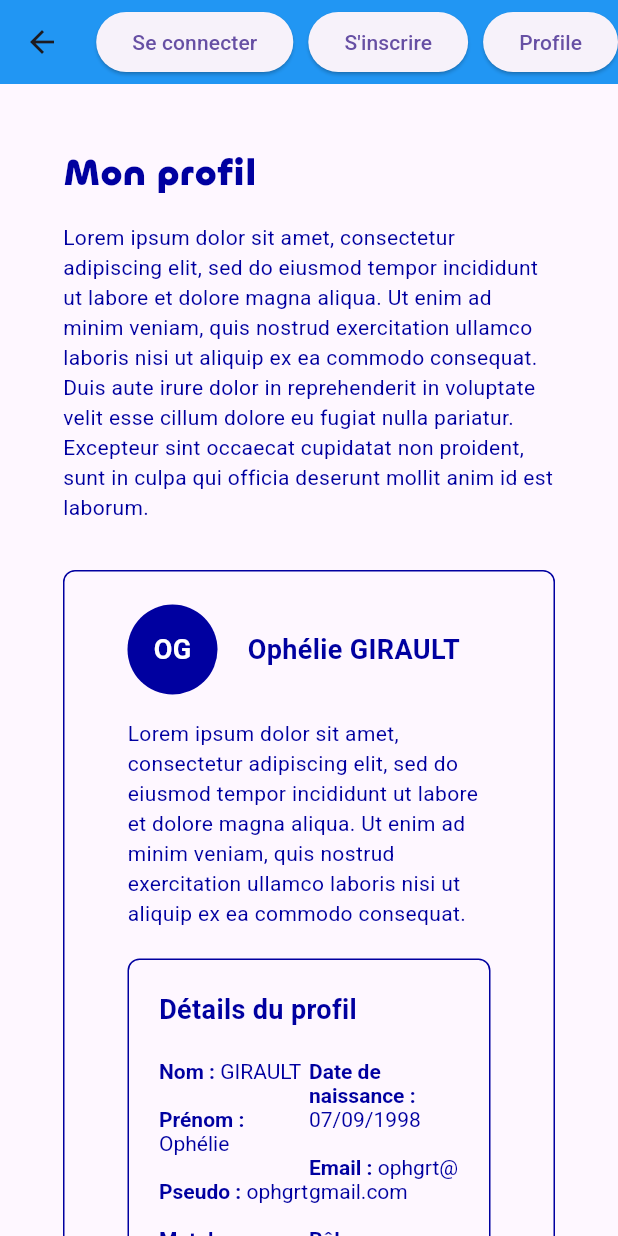
After one commit to SNEUUD/cesi-resources, a Flutter app: the screen it shows after launch, after a tap on "Profile", on a phone screen of 412 x 824 dp. The commit adds this screen. Run offline on Flutter 3.47's test engine with Material 3 defaults, Android fonts, the phone set to English and light mode, and no system bars.

Commit message:
Ajout page profile

```diff
--- a/lib/main.dart
+++ b/lib/main.dart
@@ -10,7 +10,16 @@ class MainApp extends StatelessWidget {
 
   @override
   Widget build(BuildContext context) {
-    return MaterialApp(home: const HomePage());
+    return MaterialApp(
+      theme: ThemeData(
+        fontFamily: 'Roboto',
+        textTheme: const TextTheme(
+          bodyLarge: TextStyle(fontSize: 16, fontWeight: FontWeight.w400),
+          bodyMedium: TextStyle(fontSize: 14, fontWeight: FontWeight.w400),
+          bodySmall: TextStyle(fontSize: 12, fontWeight: FontWeight.w300),
+        ),
+      ),
+      home: const HomePage());
   }
 }
 
--- a/lib/view/layout/header.dart
+++ b/lib/view/layout/header.dart
@@ -1,4 +1,5 @@
 import 'package:flutter/material.dart';
+import 'package:resources/view/profile_view.dart';
 import '../auth/login_view.dart';
 import '../auth/register_view.dart';
 
@@ -36,6 +37,16 @@ class Header extends StatelessWidget implements PreferredSizeWidget {
               },
               child: const Text("S'inscrire"),
             ),
+            const SizedBox(width: 10),
+            ElevatedButton(
+              onPressed: () {
+                Navigator.push(
+                  context,
+                  MaterialPageRoute(builder: (context) => const ProfilePage()),
+                );
+              },
+              child: const Text('Profile'),
+            ),
           ],
         ),
       ],
--- /dev/null
+++ b/lib/view/profile_view.dart
@@ -0,0 +1,489 @@
+import 'package:flutter/material.dart';
+
+import 'layout/header.dart';
+
+class ProfilePage extends StatefulWidget {
+  const ProfilePage({super.key});
+
+  @override
+  State<ProfilePage> createState() => _ProfilePageState();
+}
+
+class _ProfilePageState extends State<ProfilePage> {
+  // État pour contrôler si on est en mode édition ou non
+  bool isEditing = false;
+
+  // Contrôleurs pour les champs de texte
+  late TextEditingController nomController;
+  late TextEditingController prenomController;
+  late TextEditingController pseudoController;
+  late TextEditingController passwordController;
+  late TextEditingController dateNaissanceController;
+  late TextEditingController emailController;
+  late TextEditingController roleController;
+  late TextEditingController sexeController;
+
+  @override
+  void initState() {
+    super.initState();
+    // Initialisation des contrôleurs avec les valeurs actuelles
+    nomController = TextEditingController(text: 'GIRAULT');
+    prenomController = TextEditingController(text: 'Ophélie');
+    pseudoController = TextEditingController(text: 'ophgrt');
+    passwordController = TextEditingController(text: '********');
+    dateNaissanceController = TextEditingController(text: '07/09/1998');
+    emailController = TextEditingController(text: 'ophgrt@gmail.com');
+    roleController = TextEditingController(text: 'Utilisateur');
+    sexeController = TextEditingController(text: 'Femme');
+  }
+
+  @override
+  void dispose() {
+    // Libération des ressources
+    nomController.dispose();
+    prenomController.dispose();
+    pseudoController.dispose();
+    passwordController.dispose();
+    dateNaissanceController.dispose();
+    emailController.dispose();
+    roleController.dispose();
+    sexeController.dispose();
+    super.dispose();
+  }
+
+  // Méthode pour basculer entre les modes visualisation et édition
+  void toggleEditMode() {
+    setState(() {
+      isEditing = !isEditing;
+    });
+  }
+
+  @override
+  Widget build(BuildContext context) {
+    // Valeur de padding horizontal commune pour tous les éléments
+    const double horizontalPadding = 20.0;
+
+    return Scaffold(
+      appBar: const Header(),
+      body: SingleChildScrollView(
+        scrollDirection: Axis.vertical,
+        child: Padding(
+          padding: const EdgeInsets.all(42.0),
+          child: Column(
+            crossAxisAlignment: CrossAxisAlignment.start,
+            children: [
+              // Titre principal
+              const Text(
+                'Mon profil',
+                style: TextStyle(
+                  fontFamily: 'Chillax',
+                  fontSize: 24,
+                  fontWeight: FontWeight.bold,
+                  color: Color(0xFF0000A0), // Bleu foncé
+                ),
+              ),
+              const SizedBox(height: 16),
+              // Paragraphe d'introduction
+              const Text(
+                'Lorem ipsum dolor sit amet, consectetur adipiscing elit, sed do eiusmod tempor incididunt ut labore et dolore magna aliqua. Ut enim ad minim veniam, quis nostrud exercitation ullamco laboris nisi ut aliquip ex ea commodo consequat. Duis aute irure dolor in reprehenderit in voluptate velit esse cillum dolore eu fugiat nulla pariatur. Excepteur sint occaecat cupidatat non proident, sunt in culpa qui officia deserunt mollit anim id est laborum.',
+                style: TextStyle(
+                  fontSize: 14,
+                  color: Color(0xFF0000A0), // Bleu foncé
+                ),
+              ),
+              const SizedBox(height: 32),
+              // Container principal
+              Container(
+                padding: const EdgeInsets.all(22),
+                decoration: BoxDecoration(
+                  border: Border.all(color: const Color(0xFF0000A0)), // Bordure bleue
+                  borderRadius: BorderRadius.circular(8),
+                ),
+                child: Column(
+                  crossAxisAlignment: CrossAxisAlignment.start,
+                  children: [
+                    // Padding pour la section photo et nom
+                    Padding(
+                      padding: const EdgeInsets.symmetric(horizontal: horizontalPadding),
+                      child: Row(
+                        children: [
+                          // Avatar rond bleu
+                          Container(
+                            width: 60,
+                            height: 60,
+                            decoration: const BoxDecoration(
+                              color: Color(0xFF0000A0), // Bleu foncé
+                              shape: BoxShape.circle,
+                            ),
+                            child: const Center(
+                              child: Text(
+                                'OG',
+                                style: TextStyle(
+                                  color: Colors.white,
+                                  fontWeight: FontWeight.bold,
+                                  fontSize: 18,
+                                ),
+                              ),
+                            ),
+                          ),
+                          const SizedBox(width: 20),
+                          // Nom avec style bleu
+                          Text(
+                            '${prenomController.text} ${nomController.text}',
+                            style: TextStyle(
+                              fontSize: 18,
+                              fontWeight: FontWeight.bold,
+                              color: Color(0xFF0000A0), // Bleu foncé
+                            ),
+                          ),
+                        ],
+                      ),
+                    ),
+                    const SizedBox(height: 16),
+                    // Padding pour le texte descriptif
+                    const Padding(
+                      padding: EdgeInsets.symmetric(horizontal: horizontalPadding),
+                      child: Text(
+                        'Lorem ipsum dolor sit amet, consectetur adipiscing elit, sed do eiusmod tempor incididunt ut labore et dolore magna aliqua. Ut enim ad minim veniam, quis nostrud exercitation ullamco laboris nisi ut aliquip ex ea commodo consequat.',
+                        style: TextStyle(
+                          fontSize: 14,
+                          color: Color(0xFF0000A0), // Bleu foncé
+                        ),
+                      ),
+                    ),
+                    const SizedBox(height: 20),
+                    // Container des détails du profil avec padding horizontal
+                    Padding(
+                      padding: const EdgeInsets.symmetric(horizontal: horizontalPadding),
+                      child: ProfileDetailsBox(
+                        isEditing: isEditing,
+                        nomController: nomController,
+                        prenomController: prenomController,
+                        pseudoController: pseudoController,
+                        passwordController: passwordController,
+                        dateNaissanceController: dateNaissanceController,
+                        emailController: emailController,
+                        roleController: roleController,
+                        sexeController: sexeController,
+                        onSave: () {
+                          setState(() {
+                            isEditing = false;
+                            // Ici, vous pourriez également sauvegarder les données
+                            // dans une base de données ou un service d'API
+                            print('Informations enregistrées!');
+                            // Afficher éventuellement un message de confirmation
+                            ScaffoldMessenger.of(context).showSnackBar(
+                              const SnackBar(content: Text('Profil mis à jour avec succès!')),
+                            );
+                          });
+                        },
+                      ),
+                    ),
+                    const SizedBox(height: 20),
+                    // Padding pour les boutons d'action
+                    Padding(
+                      padding: const EdgeInsets.symmetric(horizontal: 100),
+                      child: !isEditing
+                          ? Row(
+                        // Si on n'est pas en mode édition, on garde la Row avec les deux boutons
+                        mainAxisAlignment: MainAxisAlignment.center,
+                        children: [
+                          ElevatedButton(
+                            onPressed: toggleEditMode,
+                            style: ElevatedButton.styleFrom(
+                              backgroundColor: const Color(0xFF0000A0),
+                              foregroundColor: Colors.white,
+                              shape: RoundedRectangleBorder(
+                                borderRadius: BorderRadius.circular(20),
+                              ),
+                              padding: const EdgeInsets.symmetric(horizontal: 20, vertical: 12),
+                            ),
+                            child: const Text('Modifier mon profil'),
+                          ),
+                          const SizedBox(width: 64),
+                          ElevatedButton(
+                            onPressed: () {
+                              showDialog(
+                                context: context,
+                                builder: (BuildContext context) {
+                                  return AlertDialog(
+                                    title: const Text('Supprimer le profil'),
+                                    content: const Text('Êtes-vous sûr de vouloir supprimer votre profil ?'),
+                                    actions: [
+                                      TextButton(
+                                        onPressed: () {
+                                          Navigator.of(context).pop();
+                                        },
+                                        child: const Text('Annuler'),
+                                      ),
+                                      TextButton(
+                                        onPressed: () {
+                                          // Action de suppression ici
+                                          Navigator.of(context).pop();
+                                        },
+                                        child: const Text('Supprimer'),
+                                      ),
+                                    ],
+                                  );
+                                },
+                              );
+                            },
+                            style: ElevatedButton.styleFrom(
+                              backgroundColor: const Color(0xFFE1000F),
+                              foregroundColor: Colors.white,
+                              shape: RoundedRectangleBorder(
+                                borderRadius: BorderRadius.circular(20),
+                              ),
+                              padding: const EdgeInsets.symmetric(horizontal: 20, vertical: 12),
+                            ),
+                            child: const Text('Supprimer mon profil'),
+                          ),
+                        ],
+                      )
+                          : Center(
+                        // Si on est en mode édition, on centre le bouton d'annulation
+                        child: ElevatedButton(
+                          onPressed: () {
+                            setState(() {
+                              isEditing = false;
+                            });
+                          },
+                          style: ElevatedButton.styleFrom(
+                            backgroundColor: const Color(0xFFE1000F),
+                            foregroundColor: Colors.white,
+                            shape: RoundedRectangleBorder(
+                              borderRadius: BorderRadius.circular(20),
+                            ),
+                            padding: const EdgeInsets.symmetric(horizontal: 20, vertical: 12),
+                          ),
+                          child: const Text('< Annuler'),
+                        ),
+                      ),
+                    ),
+                  ],
+                ),
+              ),
+            ],
+          ),
+        ),
+      ),
+    );
+  }
+}
+
+// Widget séparé pour le container des détails du profil
+class ProfileDetailsBox extends StatefulWidget {
+  final bool isEditing;
+  final TextEditingController nomController;
+  final TextEditingController prenomController;
+  final TextEditingController pseudoController;
+  final TextEditingController passwordController;
+  final TextEditingController dateNaissanceController;
+  final TextEditingController emailController;
+  final TextEditingController roleController;
+  final TextEditingController sexeController;
+  final VoidCallback onSave; // Nouvelle fonction callback
+
+  const ProfileDetailsBox({
+    Key? key,
+    required this.isEditing,
+    required this.nomController,
+    required this.prenomController,
+    required this.pseudoController,
+    required this.passwordController,
+    required this.dateNaissanceController,
+    required this.emailController,
+    required this.roleController,
+    required this.sexeController,
+    required this.onSave, // Ajout du paramètre requis
+  }) : super(key: key);
+
+  @override
+  State<ProfileDetailsBox> createState() => _ProfileDetailsBoxState();
+}
+
+class _ProfileDetailsBoxState extends State<ProfileDetailsBox> {
+  @override
+  Widget build(BuildContext context) {
+    return Container(
+      padding: const EdgeInsets.all(20),
+      decoration: BoxDecoration(
+        border: Border.all(color: const Color(0xFF0000A0)), // Bordure bleue
+        borderRadius: BorderRadius.circular(8),
+      ),
+      child: Column(
+        crossAxisAlignment: CrossAxisAlignment.start,
+        children: [
+          // Titre du bloc de détails
+          Row(
+            children: [
+              const Text(
+                'Détails du profil',
+                style: TextStyle(
+                  fontSize: 18,
+                  fontWeight: FontWeight.bold,
+                  color: Color(0xFF0000A0), // Bleu foncé
+                ),
+              ),
+              if (widget.isEditing)
+                const Padding(
+                  padding: EdgeInsets.only(left: 10),
+                  child: Text(
+                    '(Mode édition)',
+                    style: TextStyle(
+                      fontSize: 14,
+                      fontStyle: FontStyle.italic,
+                      color: Color(0xFF0000A0),
+                    ),
+                  ),
+                ),
+            ],
+          ),
+          const SizedBox(height: 20),
+          // Grille de détails en 2 colonnes
+          Row(
+            crossAxisAlignment: CrossAxisAlignment.start,
+            children: [
+              // Colonne de gauche
+              Expanded(
+                child: Column(
+                  crossAxisAlignment: CrossAxisAlignment.start,
+                  children: [
+                    _buildField('Nom : ', widget.nomController, widget.isEditing),
+                    const SizedBox(height: 16),
+                    _buildField('Prénom : ', widget.prenomController, widget.isEditing),
+                    const SizedBox(height: 16),
+                    _buildField('Pseudo : ', widget.pseudoController, widget.isEditing),
+                    const SizedBox(height: 16),
+                    _buildField('Mot de passe : ', widget.passwordController, widget.isEditing, isPassword: true, enabled: false),
+                  ],
+                ),
+              ),
+              // Colonne de droite
+              Expanded(
+                child: Column(
+                  crossAxisAlignment: CrossAxisAlignment.start,
+                  children: [
+                    _buildField('Date de naissance : ', widget.dateNaissanceController, widget.isEditing, enabled: false),
+                    const SizedBox(height: 16),
+                    _buildField('Email : ', widget.emailController, widget.isEditing),
+                    const SizedBox(height: 16),
+                    _buildField('Rôle : ', widget.roleController, widget.isEditing, enabled: false),
+                    const SizedBox(height: 16),
+                    _buildField('Sexe : ', widget.sexeController, widget.isEditing, enabled: false),
+                  ],
+                ),
+              ),
+            ],
+          ),
+          if (widget.isEditing)
+            Column(
+              crossAxisAlignment: CrossAxisAlignment.start,
+              children: [
+                const SizedBox(height: 20),
+                const Text(
+                  'Modification de votre mot de passe',
+                  style: TextStyle(
+                    fontSize: 18,
+                    fontWeight: FontWeight.bold,
+                    color: Color(0xFF0000A0), // Bleu foncé
+                  ),
+                ),
+                const SizedBox(height: 10),
+                _buildField('Ancien mot de passe : ', TextEditingController(), true, isPassword: true),
+                const SizedBox(height: 10),
+                _buildField('Nouveau mot de passe : ', TextEditingController(), true, isPassword: true),
+                const SizedBox(height: 10),
+                _buildField('Confirmer le mot de passe : ', TextEditingController(), true, isPassword: true),
+                const SizedBox(height: 20),
+                Center(
+                  child: ElevatedButton(
+                    onPressed: () {
+                      widget.onSave();
+                    },
+                    style: ElevatedButton.styleFrom(
+                      backgroundColor: const Color(0xFF0000A0), // Fond bleu foncé
+                      foregroundColor: Colors.white, // Texte blanc
+                      shape: RoundedRectangleBorder(
+                        borderRadius: BorderRadius.circular(20),
+                      ),
+                      padding: const EdgeInsets.symmetric(horizontal: 20, vertical: 12),
+                    ),
+                    child: const Text('Enregistrer les informations'),
+                  ),
+                ),
+              ],
+            ),
+        ],
+      ),
+    );
+  }
+
+  // Méthode pour construire un champ (lecture ou édition selon le mode)
+  Widget _buildField(String label, TextEditingController controller, bool isEditing, {bool isPassword = false, bool enabled = true}) {
+    if (isEditing) {
+      return Row(
+        crossAxisAlignment: CrossAxisAlignment.center,
+        children: [
+          Text(
+            label,
+            style: const TextStyle(
+              fontSize: 14,
+              fontWeight: FontWeight.bold,
+              color: Color(0xFF0000A0),
+            ),
+          ),
+          Expanded(
+            flex: 2,
+            child: TextField(
+              controller: controller,
+              enabled: enabled,
+              obscureText: isPassword,
+              style: const TextStyle(
+                fontSize: 14,
+                color: Color(0xFF0000A0),
+              ),
+              decoration: const InputDecoration(
+                contentPadding: EdgeInsets.symmetric(vertical: 0, horizontal: 8),
+                isDense: true,
+                border: OutlineInputBorder(),
+                enabledBorder: OutlineInputBorder(
+                  borderSide: BorderSide(color: Color(0xFF0000A0), width: 1.0),
+                ),
+                focusedBorder: OutlineInputBorder(
+                  borderSide: BorderSide(color: Color(0xFF0000A0), width: 2.0),
+                ),
+              ),
+            ),
+          ),
+          Expanded(
+            flex: 1,
+            child: Container(),
+          )
+        ],
+      );
+    } else {
+      return RichText(
+        text: TextSpan(
+          children: [
+            TextSpan(
+              text: label,
+              style: const TextStyle(
+                fontSize: 14,
+                fontWeight: FontWeight.bold,
+                color: Color(0xFF0000A0),
+              ),
+            ),
+            TextSpan(
+              text: controller.text,
+              style: const TextStyle(
+                fontSize: 14,
+                color: Color(0xFF0000A0),
+              ),
+            ),
+          ],
+        ),
+      );
+    }
+  }
+}
```
Also changed, not shown: pubspec.yaml (+21 -0 lines), assets/fonts/Chillax-Variable.ttf (added), assets/fonts/Roboto-Black.ttf (added), assets/fonts/Roboto-Bold.ttf (added), assets/fonts/Roboto-Light.ttf (added), assets/fonts/Roboto-Medium.ttf (added), assets/fonts/Roboto-Regular.ttf (added), assets/fonts/Roboto-Thin.ttf (added), assets/icons/profile_icon.png (added).
